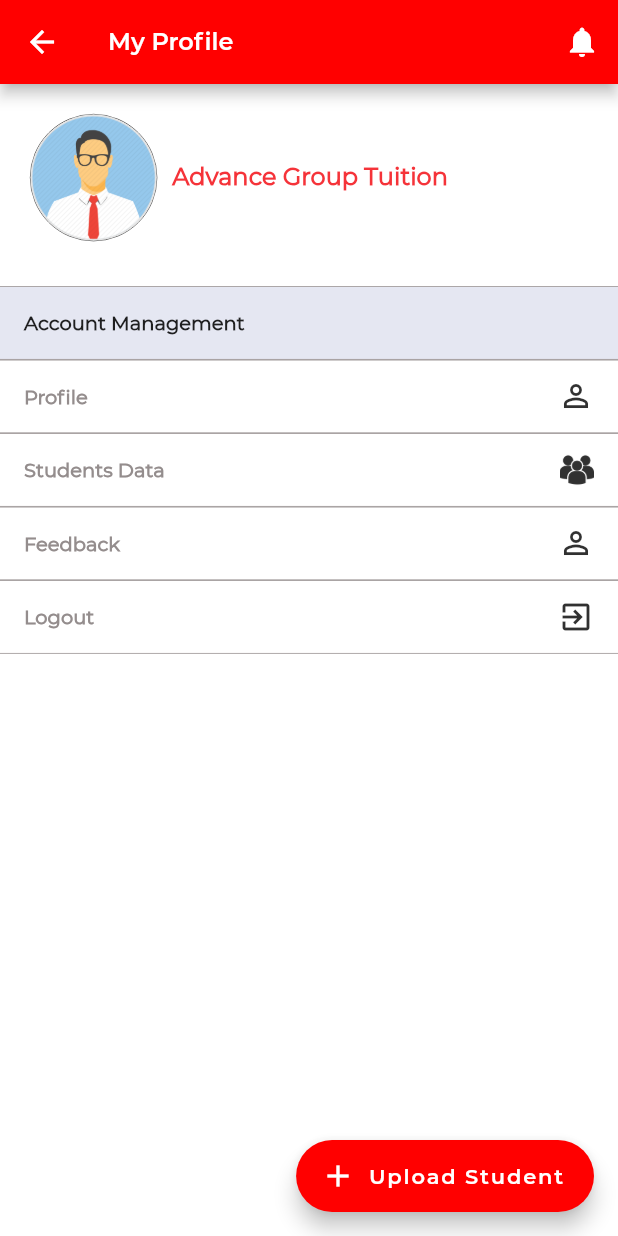
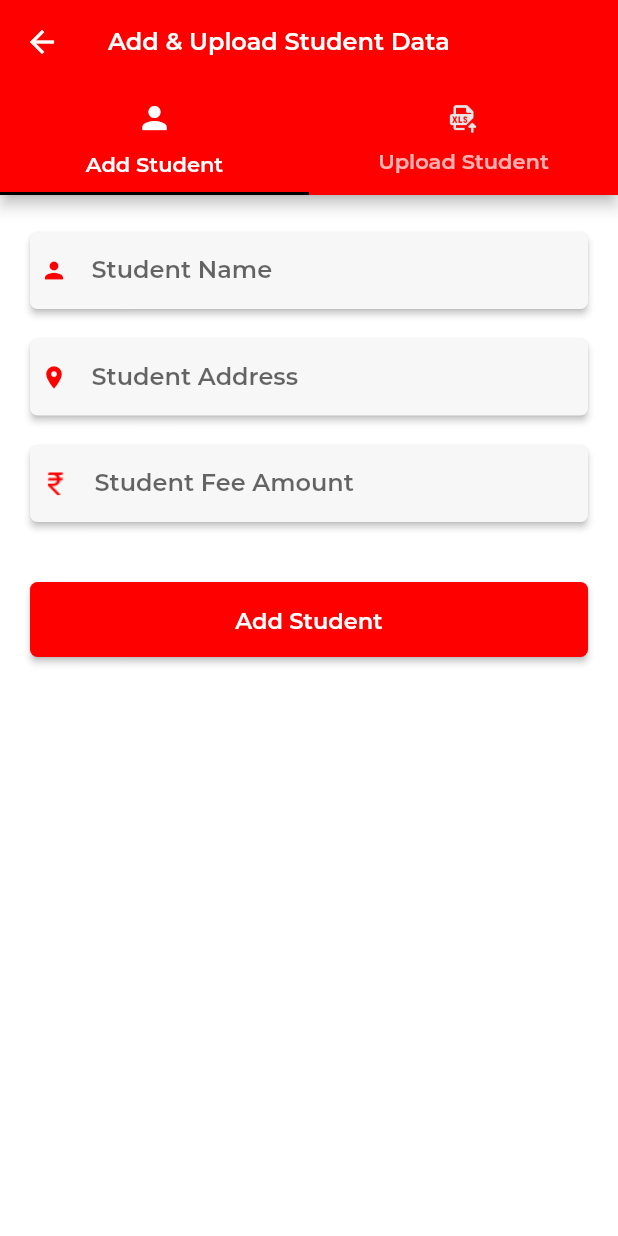
Before and after one commit to hariom007/institute, a Flutter app: the MyProfile screen opened directly, after a tap on "Upload Student", on a phone screen of 412 x 824 dp. Run offline on Flutter 3.47's test engine with Material 2 defaults, Android fonts, the phone set to English and light mode, and no system bars; our stand-ins replace flutter_spinkit, image_picker, pie_chart, pin_code_fields; project files that could hold a hidden picture were left out.

Commit message:
17 Jan 3:40 pm

```diff
--- a/lib/DashBoard/MyProfile/ProfilePage/edit_profile.dart
+++ b/lib/DashBoard/MyProfile/ProfilePage/edit_profile.dart
@@ -40,9 +40,11 @@ class _EditProfileState extends State<EditProfile> {
                     ),
                     height: double.infinity,
                     width: double.infinity,
-                    child: _image ==null ?  Image.asset(
-                      'assets/logo/sample_logo.png',
-                      fit: BoxFit.contain,
+                    child: _image ==null ?  Center(
+                      child: CircleAvatar(
+                        radius: 85,
+                        child: Image.asset('assets/icon/as.png'),
+                      ),
                     ) : Image.file(_image,
                     fit: BoxFit.contain,),
                   ),
--- /dev/null
+++ b/lib/DashBoard/MyProfile/UploadStudentData/uploadStudentData.dart
@@ -0,0 +1,220 @@
+import 'dart:io';
+import 'package:flutter/material.dart';
+import 'package:flutter/services.dart';
+import 'package:institute/Values/AppColors.dart';
+
+class UploadStudentData extends StatefulWidget {
+  @override
+  _UploadStudentDataState createState() => _UploadStudentDataState();
+}
+
+class _UploadStudentDataState extends State<UploadStudentData> {
+
+  @override
+  Widget build(BuildContext context) {
+    final width = MediaQuery.of(context).size.height;
+    return DefaultTabController(
+      length: 2,
+      child: Scaffold(
+        appBar: AppBar(
+          bottom: TabBar(
+            tabs: [
+              Tab(
+                  icon: Icon(Icons.person),
+                text: 'Add Student',
+              ),
+              Tab(
+                  icon: Image.asset('assets/icon/excel.png',height: 20,color: AppColors.white_90,),
+                text: 'Upload Student',
+              ),
+            ],
+            indicatorColor: AppColors.black,
+            labelStyle: TextStyle(
+              fontFamily: 'Montserrat-semibold'
+            ),
+          ),
+          title: Text('Add & Upload Student Data'),
+        ),
+        body: TabBarView(
+          children: [
+            SingleChildScrollView(
+              child: Container(
+                child: Padding(
+                  padding: EdgeInsets.symmetric(horizontal: 10,vertical: 15),
+                  child: Column(
+                    crossAxisAlignment: CrossAxisAlignment.start,
+                    children: [
+                      Container(
+                        margin: EdgeInsets.only(left: 10,right: 10,bottom: 20,top: 10),
+                        decoration: BoxDecoration(
+                            borderRadius: BorderRadius.circular(5)
+                        ),
+                        child: Material(
+                          elevation: 2,
+                          color: AppColors.white_30,
+                          shape: RoundedRectangleBorder(
+                              borderRadius: BorderRadius.circular(5)
+                          ),
+                          child: TextField(
+//                                    controller: nameController,
+                            autofocus: false,
+                            decoration: InputDecoration(
+                                icon: Padding(
+                                  padding: EdgeInsets.only(left: 7),
+                                  child: Icon(Icons.person,color:AppColors.appBarColor,),
+                                ),
+                                isDense: true,
+                                labelText: 'Student Name',
+                                labelStyle: TextStyle(
+                                    fontFamily: 'Montserrat-semibold'
+                                ),
+                                border: InputBorder.none
+                            ),
+
+                          ),
+                        ),
+                      ),
+                      Container(
+                        margin: EdgeInsets.only(left: 10,right: 10,bottom: 20,),
+                        decoration: BoxDecoration(
+                            borderRadius: BorderRadius.circular(5)
+                        ),
+                        child: Material(
+                          elevation: 2,
+                          color: AppColors.white_30,
+                          shape: RoundedRectangleBorder(
+                              borderRadius: BorderRadius.circular(5)
+                          ),
+                          child: TextField(
+//                                    controller: nameController,
+                            autofocus: false,
+                            decoration: InputDecoration(
+                                icon: Padding(
+                                  padding: EdgeInsets.only(left: 7),
+                                  child: Icon(Icons.location_on,color: AppColors.appBarColor,),
+                                ),
+                                isDense: true,
+                                labelText: 'Student Address',
+                                labelStyle: TextStyle(
+                                    fontFamily: 'Montserrat-semibold'
+                                ),
+                                border: InputBorder.none
+                            ),
+
+                          ),
+                        ),
+                      ),
+                      Container(
+                        margin: EdgeInsets.only(left: 10,right: 10,bottom: 20,),
+                        decoration: BoxDecoration(
+                            borderRadius: BorderRadius.circular(5)
+                        ),
+                        child: Material(
+                          elevation: 2,
+                          color: AppColors.white_30,
+                          shape: RoundedRectangleBorder(
+                              borderRadius: BorderRadius.circular(5)
+                          ),
+                          child: TextField(
+//                                    controller: nameController,
+                            autofocus: false,
+                            decoration: InputDecoration(
+                                icon: Padding(
+                                  padding: EdgeInsets.only(left: 7),
+                                  child: Image.asset('assets/icon/rupee.png',height: 20,color: AppColors.appBarColor,),
+                                ),
+                                isDense: true,
+                                labelText: 'Student Fee Amount',
+                                labelStyle: TextStyle(
+                                    fontFamily: 'Montserrat-semibold'
+                                ),
+                                border: InputBorder.none
+                            ),
+
+                          ),
+                        ),
+                      ),
+                      Container(
+                        width: width,
+                        margin: EdgeInsets.only(left: 10,right: 10,top: 20,),
+                        child: MaterialButton(
+                          child: Text("Add Student",
+                            style: TextStyle(
+                                fontFamily: 'Montserrat-semibold',
+                                fontSize: 15
+                            ),),
+                          color: AppColors.appBarColor,
+                          onPressed: (){
+
+                          },
+                          textColor: Colors.white,
+                          padding: const EdgeInsets.all(16.0),
+                          shape: RoundedRectangleBorder(
+                            borderRadius: BorderRadius.circular(5.0),
+                          ),
+                        ),
+                      ),
+                    ],
+                  ),
+                ),
+              ),
+            ),
+            Container(
+              child: Column(
+                crossAxisAlignment: CrossAxisAlignment.center,
+                children: [
+                  SizedBox(height: 30,),
+
+                  GestureDetector(
+                    onTap: (){
+                      print('Ontap');
+
+                    },
+                    child: Column(
+                      crossAxisAlignment: CrossAxisAlignment.center,
+                      children: [
+                        Image.asset('assets/icon/excel.png',
+                          height: 120,
+                          width: 120,
+                          fit: BoxFit.fill,
+                        ),
+                        SizedBox(height: 20,),
+                        Text('Select File',
+                          style: TextStyle(
+                              fontSize: 16,
+                            fontWeight: FontWeight.bold
+                          ),),
+                      ],
+                    ),
+                  ),
+                  Container(
+                    width: width,
+                    margin: EdgeInsets.only(left: 10,right: 10,top: 20,),
+                    child: MaterialButton(
+                      child: Text("Upload Student",
+                        style: TextStyle(
+                            fontFamily: 'Montserrat-semibold',
+                            fontSize: 15
+                        ),),
+                      color: AppColors.appBarColor,
+                      onPressed: (){
+
+                      },
+                      textColor: Colors.white,
+                      padding: const EdgeInsets.all(16.0),
+                      shape: RoundedRectangleBorder(
+                        borderRadius: BorderRadius.circular(5.0),
+                      ),
+                    ),
+                  ),
+
+
+                ],
+              ),
+            )
+          ],
+        ),
+      ),
+    );
+  }
+}
--- a/lib/DashBoard/MyProfile/myProfile.dart
+++ b/lib/DashBoard/MyProfile/myProfile.dart
@@ -1,5 +1,6 @@
 import 'package:flutter/material.dart';
 import 'package:institute/DashBoard/MyProfile/ProfilePage/edit_profile.dart';
+import 'package:institute/DashBoard/MyProfile/UploadStudentData/uploadStudentData.dart';
 import 'package:institute/Values/AppColors.dart';
 
 class MyProfile extends StatefulWidget {
@@ -31,7 +32,7 @@ class _MyProfileState extends State<MyProfile> {
         isExtended: true,
         backgroundColor: AppColors.appBarColor,
         onPressed: (){
-
+          Navigator.push(context, MaterialPageRoute(builder: (context)=> UploadStudentData()));
         },
       ),
       body:  Container(
@@ -189,7 +190,7 @@ class _MyProfileState extends State<MyProfile> {
                           fontWeight: FontWeight.bold,
                           color: AppColors.grey_10
                       ),),
-                    trailing: Icon(Icons.person_outline,color: AppColors.primaryColorDark,),
+                    trailing: Icon(Icons.feedback_outlined,color: AppColors.primaryColorDark,),
                   ),
                 ),
 
--- a/lib/Login_Register/Institute_verify/institute_detail.dart
+++ b/lib/Login_Register/Institute_verify/institute_detail.dart
@@ -19,7 +19,6 @@ class _InstituteDetailsState extends State<InstituteDetails> {
           SingleChildScrollView(
             scrollDirection: Axis.vertical,
             child: Container(
-
               child: Column(
                 children: [
                   Container(
@@ -38,7 +37,6 @@ class _InstituteDetailsState extends State<InstituteDetails> {
                       ],
                     ),
                   ),
-                  SizedBox(height: 20,),
                   Card(
                     elevation: 2,
                     shadowColor: AppColors.white_90,
--- a/lib/Login_Register/Login/login.dart
+++ b/lib/Login_Register/Login/login.dart
@@ -69,17 +69,14 @@ class _LoginPageState extends State<LoginPage> {
     final width = MediaQuery.of(context).size.width;
     return Scaffold(
       key: _scaffoldKey,
-        body: Stack(
-          children: <Widget>[
-            SingleChildScrollView(
+        body: SingleChildScrollView(
           scrollDirection: Axis.vertical,
           child: Container(
-                height: height,
             child: Column(
               crossAxisAlignment: CrossAxisAlignment.center,
               children: <Widget>[
                 Container(
-                      height: 400,
+                  height: 300,
                   width: width,
                   child: Column(
                     crossAxisAlignment: CrossAxisAlignment.center,
@@ -290,9 +287,6 @@ class _LoginPageState extends State<LoginPage> {
               ],
             ),
           ),
-            ),
-
-          ],
         )
     );
   }
--- a/lib/Login_Register/OTPScreen/otp_screen.dart
+++ b/lib/Login_Register/OTPScreen/otp_screen.dart
@@ -65,7 +65,7 @@ class _OTPScreenPageState extends State<OTPScreenPage> {
                   crossAxisAlignment: CrossAxisAlignment.center,
                   children: <Widget>[
                     Container(
-                      height: 400,
+                      height: 300,
                       width: width,
                       child: Column(
                         crossAxisAlignment: CrossAxisAlignment.center,
--- a/lib/main.dart
+++ b/lib/main.dart
@@ -1,4 +1,5 @@
 import 'package:flutter/material.dart';
+import 'package:institute/Example/example.dart';
 
 import 'DashBoard/dashBoard.dart';
 import 'Login_Register/Login/login.dart';
@@ -17,6 +18,8 @@ class MyInstitute extends StatelessWidget {
     return MaterialApp(
       debugShowCheckedModeBanner: false,
       home: SplashScreen(),
+      // home: FilePickerDemo(),
+
       title: 'My Institute',
 
       theme: ThemeData(
--- a/pubspec.yaml
+++ b/pubspec.yaml
@@ -32,6 +32,7 @@ dependencies:
   pin_code_fields: ^5.0.1
   pie_chart: ^4.0.1
   image_picker: ^0.6.7+21
+
 
 dev_dependencies:
   flutter_test:
```
Also changed, not shown: assets/icon/excel.png (added), 2 other files. Lines whose indentation alone changed are shown as unchanged.
